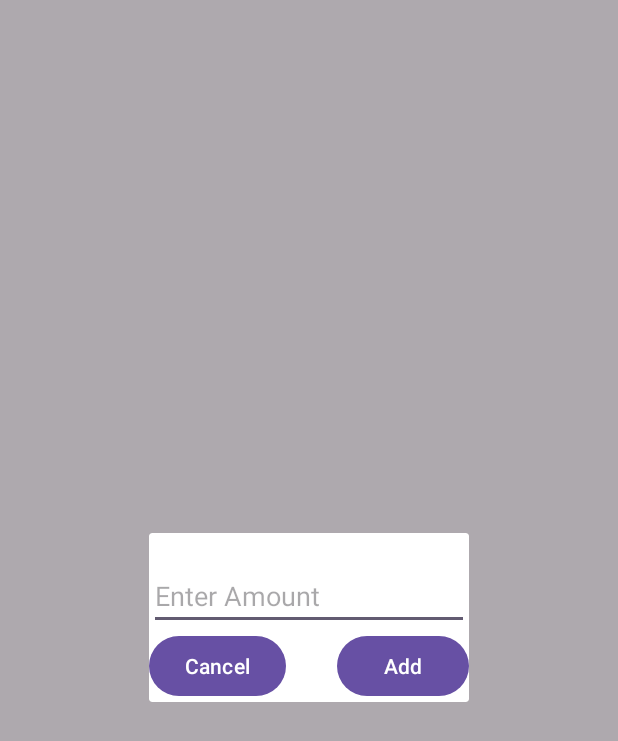
After one commit to i1qxa/OrderLite, an Android app: the fragment DialogChoseAmount shown on its own in the app's theme, on a phone screen of 412 x 824 dp. The commit adds this screen. Shown: the top 741 px of the screen. Run offline under Robolectric (Android 15) with nearby library versions, the phone set to English and light mode, and no system bars; 5 statements that could not run were skipped.

Commit message:
Сделал выбор количества через диалог

```diff
--- /dev/null
+++ b/app/src/main/java/com/example/orderlite/presentation/order_record/order_record_item/DialogChoseAmount.kt
@@ -0,0 +1,94 @@
+package com.example.orderlite.presentation.order_record.order_record_item
+
+import android.os.Bundle
+import android.view.LayoutInflater
+import android.view.View
+import android.view.ViewGroup
+import android.widget.Button
+import android.widget.TextView
+import androidx.core.os.bundleOf
+import androidx.fragment.app.DialogFragment
+import androidx.fragment.app.FragmentManager
+import com.example.orderlite.databinding.DialogFragmentAmountBinding
+
+class DialogChoseAmount : DialogFragment() {
+
+    private var productName: String? = null
+    private var unitOMName: String? = null
+    private lateinit var tvProductName:TextView
+    private lateinit var tvUnitOMName:TextView
+    private lateinit var btnAdd:Button
+    private lateinit var btnCancel:Button
+    private lateinit var binding: DialogFragmentAmountBinding
+
+    override fun onCreateView(
+        inflater: LayoutInflater,
+        container: ViewGroup?,
+        savedInstanceState: Bundle?,
+    ): View {
+        binding = DialogFragmentAmountBinding.inflate(inflater,container,false)
+        return binding.root
+    }
+
+    override fun onViewCreated(view: View, savedInstanceState: Bundle?) {
+        super.onViewCreated(view, savedInstanceState)
+        parseParams()
+        initViews()
+        setupBtnClickListeners()
+
+    }
+
+    private fun setupBtnClickListeners(){
+        setupBtnAddClickListener()
+        setupBtnCancelClickListener()
+    }
+
+    private fun setupBtnAddClickListener(){
+        parentFragmentManager.setFragmentResult(
+            REQUEST_KEY,
+            bundleOf(KEY_AMOUNT_RESPONSE to binding.etAmount.text.toString())
+        )
+    }
+
+    private fun setupBtnCancelClickListener(){
+        dismissNow()
+    }
+
+    private fun initViews(){
+        btnAdd = binding.btnAddAmount
+        btnCancel = binding.btnCancelDialog
+        tvProductName.text = productName
+        tvUnitOMName.text = unitOMName
+    }
+
+    private fun parseParams() {
+        val args = requireArguments()
+        if (!args.containsKey(ARG_PRODUCT_NAME)) throw RuntimeException("Param ProductName is absent")
+        productName = args.getString(ARG_PRODUCT_NAME)
+        if (!args.containsKey(ARG_UNIT_O_M_NAME)) throw RuntimeException("Param UnitOM Name is absent")
+        unitOMName = args.getString(ARG_UNIT_O_M_NAME)
+    }
+
+    companion object {
+        @JvmStatic
+        private val TAG = DialogChoseAmount::class.java.simpleName
+        @JvmStatic
+        private val KEY_AMOUNT_RESPONSE = "KEY_AMOUNT_RESPONSE"
+        @JvmStatic
+        private val ARG_PRODUCT_NAME = "ARG_PRODUCT_NAME"
+        @JvmStatic
+        private val ARG_UNIT_O_M_NAME = "ARG_UNIT_O_M_NAME"
+
+        @JvmStatic
+        val REQUEST_KEY = "$TAG:defaultRequestKey"
+
+        fun show(manager: FragmentManager, productName: String, unitOMName: String) {
+            val dialogFragment = DialogChoseAmount()
+            dialogFragment.arguments = bundleOf(
+                ARG_PRODUCT_NAME to productName,
+                ARG_UNIT_O_M_NAME to unitOMName
+            )
+            dialogFragment.show(manager, TAG)
+        }
+    }
+}
--- a/app/src/main/java/com/example/orderlite/presentation/product/list_product_items/ListProductsFragment.kt
+++ b/app/src/main/java/com/example/orderlite/presentation/product/list_product_items/ListProductsFragment.kt
@@ -91,6 +91,8 @@ class ListProductsFragment : Fragment() {
         }
     }
 
+
+
     private fun parseParams() {
         val args = requireArguments()
         if (!args.containsKey(SCREEN_MODE)) throw RuntimeException("Param Screen Mode is absent")
--- /dev/null
+++ b/app/src/main/res/layout/dialog_fragment_amount.xml
@@ -0,0 +1,48 @@
+<?xml version="1.0" encoding="utf-8"?>
+<androidx.constraintlayout.widget.ConstraintLayout xmlns:android="http://schemas.android.com/apk/res/android"
+    xmlns:app="http://schemas.android.com/apk/res-auto"
+    xmlns:tools="http://schemas.android.com/tools"
+    android:layout_width="match_parent"
+    android:layout_height="match_parent">
+
+    <TextView
+        android:id="@+id/tvProductName"
+        android:layout_width="match_parent"
+        android:layout_height="wrap_content"
+        app:layout_constraintEnd_toEndOf="parent"
+        app:layout_constraintStart_toStartOf="parent"
+        app:layout_constraintTop_toTopOf="parent" />
+
+    <EditText
+        android:id="@+id/etAmount"
+        android:layout_width="wrap_content"
+        android:layout_height="wrap_content"
+        android:ems="10"
+        android:inputType="number"
+        android:hint="@string/enter_amount"
+        app:layout_constraintStart_toStartOf="parent"
+        app:layout_constraintTop_toBottomOf="@+id/tvProductName" />
+
+    <TextView
+        android:id="@+id/tvUnitOMName"
+        android:layout_width="wrap_content"
+        android:layout_height="wrap_content"
+        app:layout_constraintStart_toEndOf="@+id/etAmount"
+        app:layout_constraintTop_toBottomOf="@+id/tvProductName" />
+
+    <Button
+        android:id="@+id/btnAddAmount"
+        android:layout_width="wrap_content"
+        android:layout_height="wrap_content"
+        android:text="@string/btnAdd"
+        app:layout_constraintEnd_toEndOf="parent"
+        app:layout_constraintTop_toBottomOf="@+id/etAmount" />
+
+    <Button
+        android:id="@+id/btnCancelDialog"
+        android:layout_width="wrap_content"
+        android:layout_height="wrap_content"
+        android:text="@string/btn_cancel"
+        app:layout_constraintStart_toStartOf="parent"
+        app:layout_constraintTop_toBottomOf="@+id/etAmount" />
+</androidx.constraintlayout.widget.ConstraintLayout>
--- a/app/src/main/res/values/strings.xml
+++ b/app/src/main/res/values/strings.xml
@@ -23,4 +23,5 @@
     <string name="enter_price_of_product">Enter price of product</string>
     <string name="product_item_name">Product item name</string>
     <string name="enter_amount">Enter Amount</string>
+    <string name="btnAdd">Add</string>
 </resources>
```
